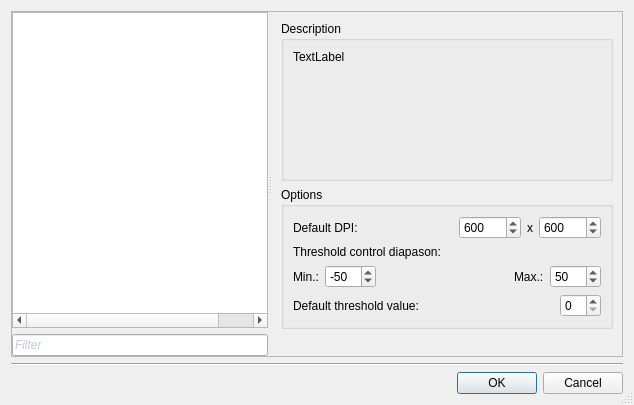
ImageProcessing-ElectronicPublications/scantailor-deviant, file ui/SettingsDialog.ui: the form before one commit.
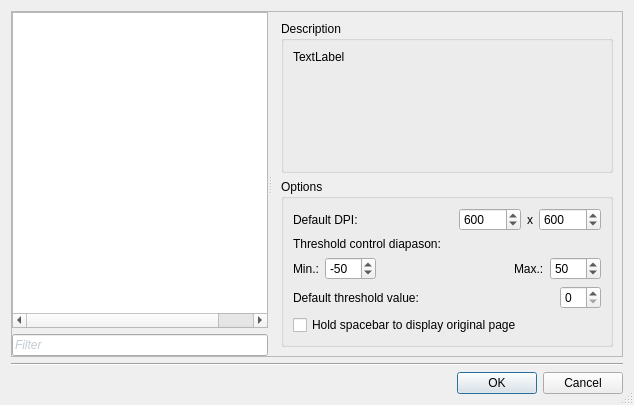
The form after the commit. The open tabs and pages were chosen to show the change. Custom widgets are drawn as their Qt base class.

Commit message:
Hold Space to display original page in some views [experimental]
Works on Output stage. In result view, fill zones view and despeckle view.
Disabled by default - use settings/output to enable.

Known issues:
position lag for right pages (in case page split).

Known limitations:
Ignores dewarping settings if any
In case of page split and skew angle is so big that a piece of neighbour page is shown on your page - it won't be included in original page image.

```diff
--- a/ui/SettingsDialog.ui
+++ b/ui/SettingsDialog.ui
@@ -1087,6 +1087,13 @@
              </item>
             </layout>
            </item>
+           <item>
+            <widget class="QCheckBox" name="originalPageDisplayOnKeyHold">
+             <property name="text">
+              <string>Hold spacebar to display original page</string>
+             </property>
+            </widget>
+           </item>
           </layout>
          </widget>
         </item>
```
Left out of the diff: 2 changed lines with no effect on the pictures. The commit also changes 6 other files.
